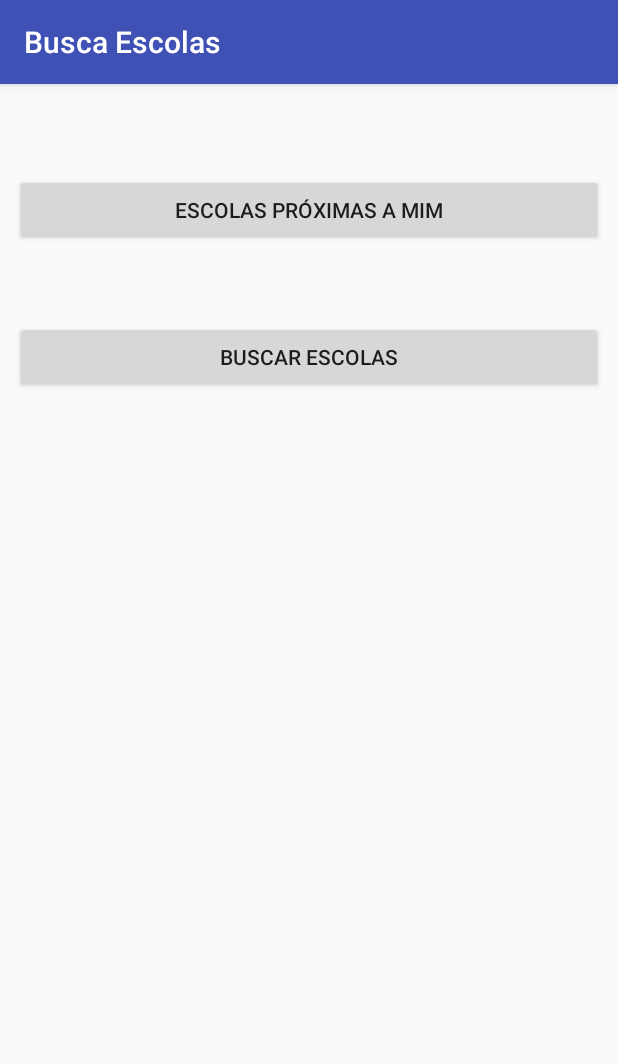
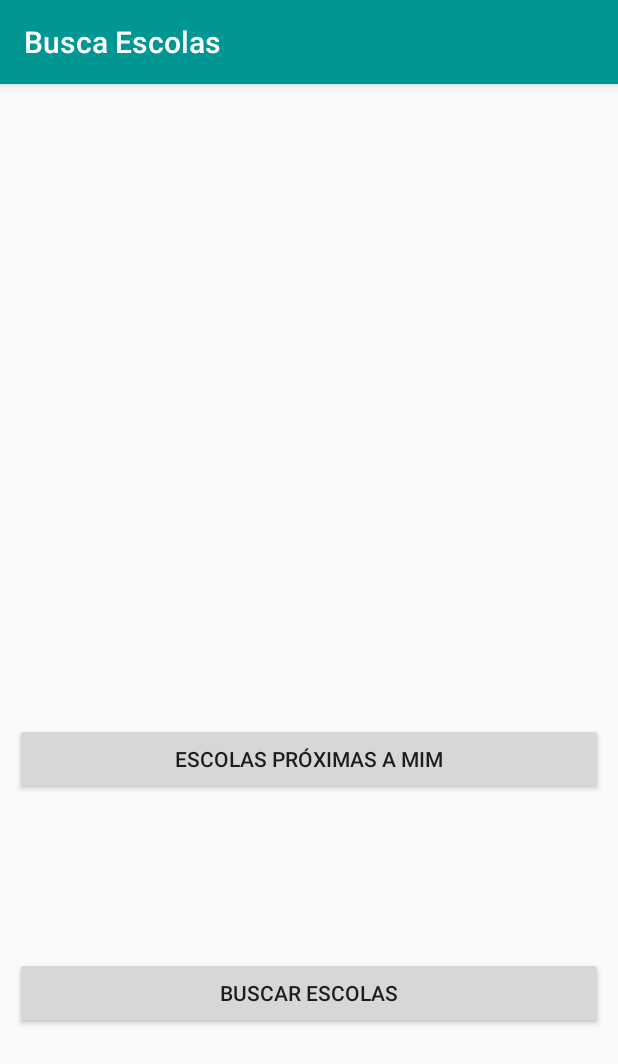
Before and after one commit to weullermarcos/Android_Busca_Escolas, an Android app: the screen it shows after launch (MainActivity), on a phone screen of 412 x 824 dp. Shown: the top 1064 px of the screen. Run offline under Robolectric (Android 15) with nearby library versions, the phone set to English and light mode, and no system bars; our stand-ins replace Volley.

Commit message:
mudando estilo e bloqueando rotacao da tela

```diff
--- a/BuscaEscolas/app/src/main/res/layout/activity_main.xml
+++ b/BuscaEscolas/app/src/main/res/layout/activity_main.xml
@@ -1,5 +1,5 @@
 <?xml version="1.0" encoding="utf-8"?>
-<LinearLayout xmlns:android="http://schemas.android.com/apk/res/android"
+<RelativeLayout xmlns:android="http://schemas.android.com/apk/res/android"
     xmlns:app="http://schemas.android.com/apk/res-auto"
     xmlns:tools="http://schemas.android.com/tools"
     android:layout_width="match_parent"
@@ -9,17 +9,21 @@
     tools:context="com.example.weullermarcos.buscaescolas.MainActivity">
 
     <Button
-        android:layout_marginTop="50dp"
         android:id="@+id/main_btnEsolasProximas"
         android:text="Escolas Próximas a Mim"
         android:layout_width="match_parent"
-        android:layout_height="wrap_content" />
+        android:layout_height="wrap_content"
+        android:layout_above="@+id/main_btnBuscarEscolas"
+        android:layout_alignParentStart="true"
+        android:layout_marginBottom="108dp" />
 
     <Button
         android:id="@+id/main_btnBuscarEscolas"
-        android:layout_marginTop="50dp"
         android:text="Buscar Escolas"
         android:layout_width="match_parent"
-        android:layout_height="wrap_content" />
+        android:layout_height="wrap_content"
+        android:layout_alignParentBottom="true"
+        android:layout_alignParentStart="true"
+        android:layout_marginBottom="128dp" />
 
-</LinearLayout>
+</RelativeLayout>
--- a/BuscaEscolas/app/src/main/res/values/styles.xml
+++ b/BuscaEscolas/app/src/main/res/values/styles.xml
@@ -3,9 +3,9 @@
     <!-- Base application theme. -->
     <style name="AppTheme" parent="Theme.AppCompat.Light.DarkActionBar">
         <!-- Customize your theme here. -->
-        <item name="colorPrimary">@color/colorPrimary</item>
-        <item name="colorPrimaryDark">@color/colorPrimaryDark</item>
-        <item name="colorAccent">@color/colorAccent</item>
+        <item name="colorPrimary">#009693</item>
+        <item name="colorPrimaryDark">#009693</item>
+        <item name="colorAccent">#009693</item>
     </style>
 
 </resources>
```
Also changed, not shown: BuscaEscolas/app/src/main/AndroidManifest.xml (+9 -6 lines).
